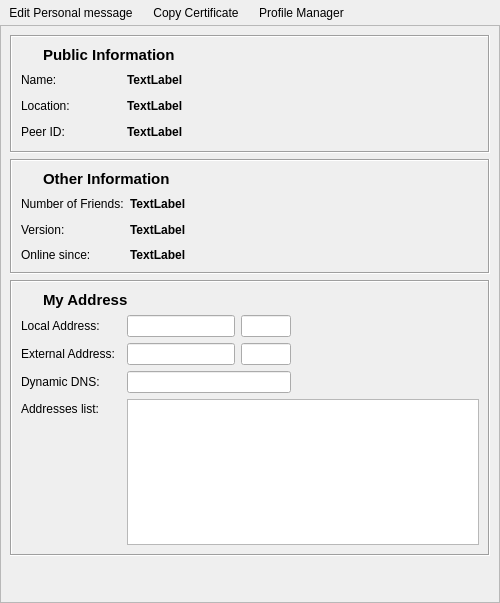
This is retroshare-gui/src/gui/profile/ProfileWidget.ui in RetroShare/RetroShare as Qt 5 draws it before an edit. The edited form follows.
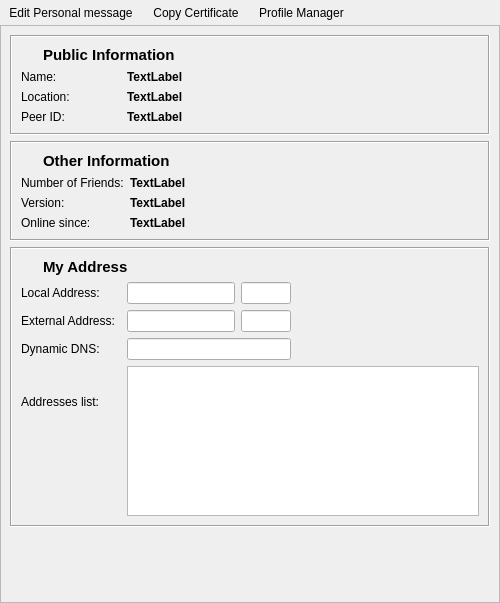
This is the edited form. Icons and pictures are not drawn.

Commit message: ProfileWidget - fixed layout (with some system fonts) - fixed date time format

```diff
--- a/retroshare-gui/src/gui/profile/ProfileWidget.ui
+++ b/retroshare-gui/src/gui/profile/ProfileWidget.ui
@@ -171,6 +171,12 @@
           </item>
           <item row="1" column="0">
            <widget class="QLabel" name="label_10">
+            <property name="sizePolicy">
+             <sizepolicy hsizetype="Maximum" vsizetype="Preferred">
+              <horstretch>0</horstretch>
+              <verstretch>0</verstretch>
+             </sizepolicy>
+            </property>
             <property name="minimumSize">
              <size>
               <width>100</width>
@@ -182,8 +188,14 @@
             </property>
            </widget>
           </item>
-          <item row="1" column="1">
+          <item row="1" column="1" colspan="2">
            <widget class="QLabel" name="name">
+            <property name="sizePolicy">
+             <sizepolicy hsizetype="MinimumExpanding" vsizetype="Preferred">
+              <horstretch>0</horstretch>
+              <verstretch>0</verstretch>
+             </sizepolicy>
+            </property>
             <property name="font">
              <font>
               <weight>75</weight>
@@ -195,21 +207,14 @@
             </property>
            </widget>
           </item>
-          <item row="1" column="2">
-           <spacer name="horizontalSpacer_3">
-            <property name="orientation">
-             <enum>Qt::Horizontal</enum>
-            </property>
-            <property name="sizeHint" stdset="0">
-             <size>
-              <width>252</width>
-              <height>20</height>
-             </size>
-            </property>
-           </spacer>
-          </item>
           <item row="2" column="0">
            <widget class="QLabel" name="label_8">
+            <property name="sizePolicy">
+             <sizepolicy hsizetype="Maximum" vsizetype="Preferred">
+              <horstretch>0</horstretch>
+              <verstretch>0</verstretch>
+             </sizepolicy>
+            </property>
             <property name="minimumSize">
              <size>
               <width>100</width>
@@ -221,8 +226,14 @@
             </property>
            </widget>
           </item>
-          <item row="2" column="1">
+          <item row="2" column="1" colspan="2">
            <widget class="QLabel" name="country">
+            <property name="sizePolicy">
+             <sizepolicy hsizetype="MinimumExpanding" vsizetype="Preferred">
+              <horstretch>0</horstretch>
+              <verstretch>0</verstretch>
+             </sizepolicy>
+            </property>
             <property name="font">
              <font>
               <weight>75</weight>
@@ -234,21 +245,14 @@
             </property>
            </widget>
           </item>
-          <item row="2" column="2">
-           <spacer name="horizontalSpacer_5">
-            <property name="orientation">
-             <enum>Qt::Horizontal</enum>
-            </property>
-            <property name="sizeHint" stdset="0">
-             <size>
-              <width>252</width>
-              <height>20</height>
-             </size>
-            </property>
-           </spacer>
-          </item>
           <item row="3" column="0">
            <widget class="QLabel" name="label_6">
+            <property name="sizePolicy">
+             <sizepolicy hsizetype="Maximum" vsizetype="Preferred">
+              <horstretch>0</horstretch>
+              <verstretch>0</verstretch>
+             </sizepolicy>
+            </property>
             <property name="minimumSize">
              <size>
               <width>100</width>
@@ -260,8 +264,14 @@
             </property>
            </widget>
           </item>
-          <item row="3" column="1">
+          <item row="3" column="1" colspan="2">
            <widget class="QLabel" name="peerid">
+            <property name="sizePolicy">
+             <sizepolicy hsizetype="MinimumExpanding" vsizetype="Preferred">
+              <horstretch>0</horstretch>
+              <verstretch>0</verstretch>
+             </sizepolicy>
+            </property>
             <property name="font">
              <font>
               <weight>75</weight>
@@ -273,19 +283,6 @@
             </property>
            </widget>
           </item>
-          <item row="3" column="2">
-           <spacer name="horizontalSpacer_6">
-            <property name="orientation">
-             <enum>Qt::Horizontal</enum>
-            </property>
-            <property name="sizeHint" stdset="0">
-             <size>
-              <width>252</width>
-              <height>20</height>
-             </size>
-            </property>
-           </spacer>
-          </item>
          </layout>
         </widget>
        </item>
@@ -300,6 +297,12 @@
          <layout class="QGridLayout" name="gridLayout_6" columnstretch="0,0,0" columnminimumwidth="0,0,0">
           <item row="2" column="0">
            <widget class="QLabel" name="label_9">
+            <property name="sizePolicy">
+             <sizepolicy hsizetype="Maximum" vsizetype="Preferred">
+              <horstretch>0</horstretch>
+              <verstretch>0</verstretch>
+             </sizepolicy>
+            </property>
             <property name="minimumSize">
              <size>
               <width>100</width>
@@ -311,8 +314,14 @@
             </property>
            </widget>
           </item>
-          <item row="2" column="1">
+          <item row="2" column="1" colspan="2">
            <widget class="QLabel" name="friendsEdit">
+            <property name="sizePolicy">
+             <sizepolicy hsizetype="MinimumExpanding" vsizetype="Preferred">
+              <horstretch>0</horstretch>
+              <verstretch>0</verstretch>
+             </sizepolicy>
+            </property>
             <property name="font">
              <font>
               <weight>75</weight>
@@ -326,6 +335,12 @@
           </item>
           <item row="3" column="0">
            <widget class="QLabel" name="label_3">
+            <property name="sizePolicy">
+             <sizepolicy hsizetype="Maximum" vsizetype="Preferred">
+              <horstretch>0</horstretch>
+              <verstretch>0</verstretch>
+             </sizepolicy>
+            </property>
             <property name="minimumSize">
              <size>
               <width>100</width>
@@ -339,6 +354,12 @@
           </item>
           <item row="4" column="0">
            <widget class="QLabel" name="label_16">
+            <property name="sizePolicy">
+             <sizepolicy hsizetype="Maximum" vsizetype="Preferred">
+              <horstretch>0</horstretch>
+              <verstretch>0</verstretch>
+             </sizepolicy>
+            </property>
             <property name="minimumSize">
              <size>
               <width>100</width>
@@ -350,8 +371,14 @@
             </property>
            </widget>
           </item>
-          <item row="3" column="1">
+          <item row="3" column="1" colspan="2">
            <widget class="QLabel" name="version">
+            <property name="sizePolicy">
+             <sizepolicy hsizetype="MinimumExpanding" vsizetype="Preferred">
+              <horstretch>0</horstretch>
+              <verstretch>0</verstretch>
+             </sizepolicy>
+            </property>
             <property name="font">
              <font>
               <weight>75</weight>
@@ -363,8 +390,14 @@
             </property>
            </widget>
           </item>
-          <item row="4" column="1">
+          <item row="4" column="1" colspan="2">
            <widget class="QLabel" name="onlinesince">
+            <property name="sizePolicy">
+             <sizepolicy hsizetype="MinimumExpanding" vsizetype="Preferred">
+              <horstretch>0</horstretch>
+              <verstretch>0</verstretch>
+             </sizepolicy>
+            </property>
             <property name="font">
              <font>
               <weight>75</weight>
@@ -376,45 +409,6 @@
             </property>
            </widget>
           </item>
-          <item row="2" column="2">
-           <spacer name="horizontalSpacer_2">
-            <property name="orientation">
-             <enum>Qt::Horizontal</enum>
-            </property>
-            <property name="sizeHint" stdset="0">
-             <size>
-              <width>40</width>
-              <height>20</height>
-             </size>
-            </property>
-           </spacer>
-          </item>
-          <item row="3" column="2">
-           <spacer name="horizontalSpacer_10">
-            <property name="orientation">
-             <enum>Qt::Horizontal</enum>
-            </property>
-            <property name="sizeHint" stdset="0">
-             <size>
-              <width>40</width>
-              <height>20</height>
-             </size>
-            </property>
-           </spacer>
-          </item>
-          <item row="4" column="2">
-           <spacer name="horizontalSpacer_8">
-            <property name="orientation">
-             <enum>Qt::Horizontal</enum>
-            </property>
-            <property name="sizeHint" stdset="0">
-             <size>
-              <width>211</width>
-              <height>17</height>
-             </size>
-            </property>
-           </spacer>
-          </item>
           <item row="1" column="0" colspan="3">
            <layout class="QGridLayout" name="gridLayout">
             <item row="0" column="0">
@@ -509,12 +503,6 @@
               <height>0</height>
              </size>
             </property>
-            <property name="maximumSize">
-             <size>
-              <width>16777215</width>
-              <height>16777215</height>
-             </size>
-            </property>
             <property name="text">
              <string>Local Address:</string>
             </property>
@@ -575,12 +563,6 @@
               <height>0</height>
              </size>
             </property>
-            <property name="maximumSize">
-             <size>
-              <width>16777215</width>
-              <height>16777215</height>
-             </size>
-            </property>
             <property name="text">
              <string>External Address:</string>
             </property>
@@ -680,12 +662,6 @@
               <height>0</height>
              </size>
             </property>
-            <property name="maximumSize">
-             <size>
-              <width>16777215</width>
-              <height>16777215</height>
-             </size>
-            </property>
             <property name="text">
              <string>Dynamic DNS:</string>
             </property>
@@ -709,12 +685,6 @@
               <height>0</height>
              </size>
             </property>
-            <property name="maximumSize">
-             <size>
-              <width>16777215</width>
-              <height>20</height>
-             </size>
-            </property>
             <property name="text">
              <string>Addresses list:</string>
             </property>
```
The commit also changes 1 other file.
